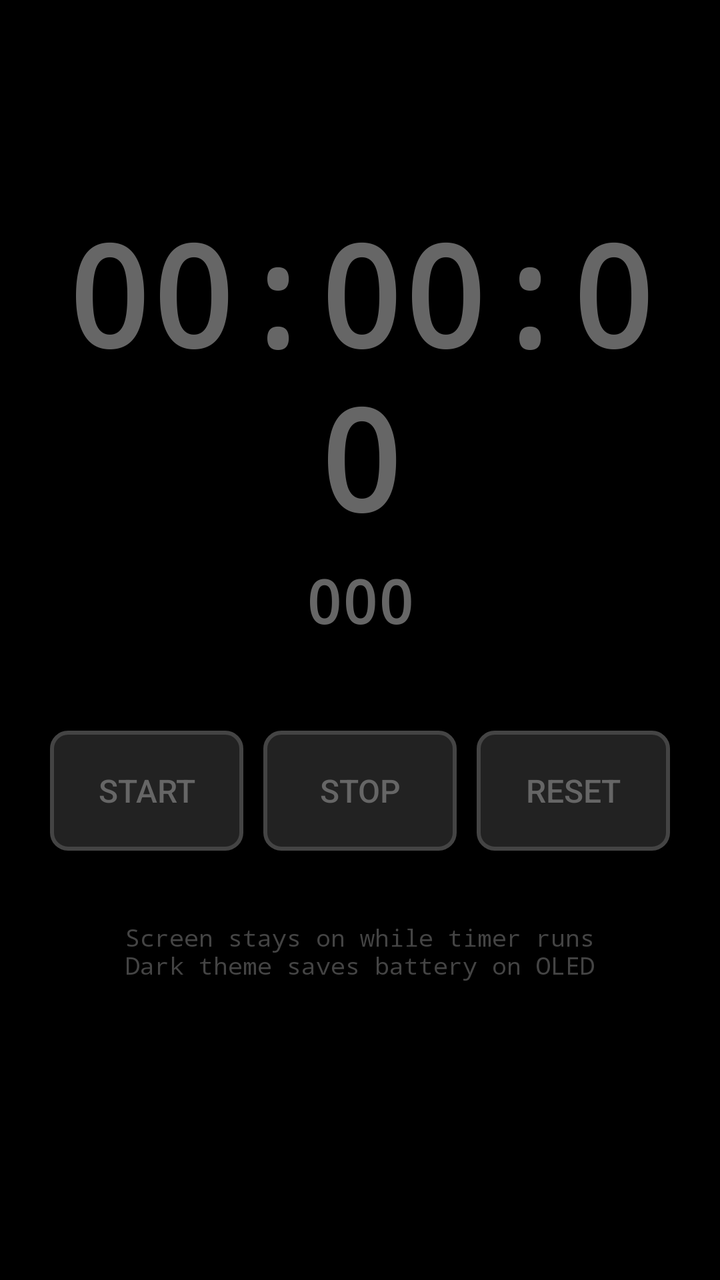
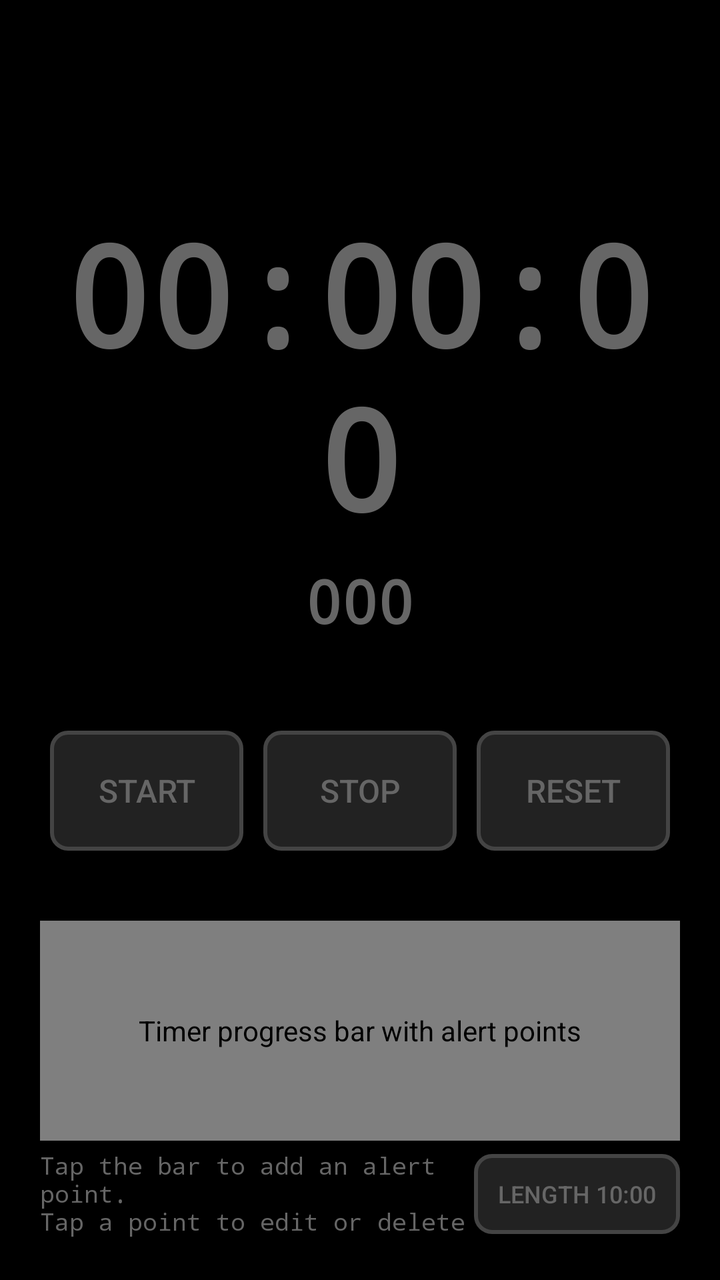

The first picture is an Android layout as it rendered before a commit; the second is the same layout after the commit. The layout source and the unified diff follow.
<!-- AndroidManifest.xml: application theme AppTheme -->
<!-- res/layout/activity_main.xml -->
<?xml version="1.0" encoding="utf-8"?>
<LinearLayout xmlns:android="http://schemas.android.com/apk/res/android"
    xmlns:app="http://schemas.android.com/apk/res-auto"
    android:layout_width="match_parent"
    android:layout_height="match_parent"
    android:orientation="vertical"
    android:background="#000000"
    android:padding="20dp">

    <TextView
        android:id="@+id/timerText"
        android:layout_width="match_parent"
        android:layout_height="wrap_content"
        android:layout_marginTop="80dp"
        android:gravity="center"
        android:text="00:00:00"
        android:textColor="#666666"
        android:textSize="70sp"
        android:fontFamily="monospace"
        android:textStyle="bold" />

    <TextView
        android:id="@+id/milliTimerText"
        android:layout_width="wrap_content"
        android:layout_height="wrap_content"
        android:layout_gravity="center_horizontal"
        android:layout_marginTop="5dp"
        android:text="000"
        android:textColor="#666666"
        android:textSize="30sp"
        android:fontFamily="monospace"
        android:textStyle="bold" />

    <LinearLayout
        android:id="@+id/controlButtons"
        android:layout_width="match_parent"
        android:layout_height="wrap_content"
        android:layout_marginTop="40dp"
        android:orientation="horizontal"
        android:gravity="center">

        <Button
            android:id="@+id/startBtn"
            android:layout_width="0dp"
            android:layout_height="60dp"
            android:layout_weight="1"
            android:text="Start"
            android:textColor="#666666"
            android:background="@drawable/start_button_background"
            android:layout_margin="5dp"
            android:textSize="16sp" />

        <Button
            android:id="@+id/stopBtn"
            android:layout_width="0dp"
            android:layout_height="60dp"
            android:layout_weight="1"
            android:text="Stop"
            android:textColor="#666666"
            android:background="@drawable/button_background"
            android:layout_margin="5dp"
            android:textSize="16sp" />

        <Button
            android:id="@+id/resetBtn"
            android:layout_width="0dp"
            android:layout_height="60dp"
            android:layout_weight="1"
            android:text="Reset"
            android:textColor="#666666"
            android:background="@drawable/button_background"
            android:layout_margin="5dp"
            android:textSize="16sp" />

    </LinearLayout>

    <TextView
        android:id="@+id/infoText"
        android:layout_width="wrap_content"
        android:layout_height="wrap_content"
        android:layout_gravity="center_horizontal"
        android:layout_marginTop="30dp"
        android:text="Screen stays on while timer runs\nDark theme saves battery on OLED"
        android:textColor="#444444"
        android:textSize="12sp"
        android:gravity="center"
        android:fontFamily="monospace" />

</LinearLayout>
<!-- resources referenced by this layout -->
<resources>
  <!-- drawable button_background (drawable) -->
  <?xml version="1.0" encoding="utf-8"?>
  <shape xmlns:android="http://schemas.android.com/apk/res/android"
      android:shape="rectangle">
      <solid android:color="#222222" />
      <stroke
          android:width="2dp"
          android:color="#444444" />
      <corners android:radius="8dp" />
  </shape>
  <!-- drawable start_button_background (drawable) -->
  <?xml version="1.0" encoding="utf-8"?>
  <selector xmlns:android="http://schemas.android.com/apk/res/android">
      <item android:state_activated="true">
          <shape android:shape="rectangle">
              <solid android:color="@color/button_active" />
              <stroke android:width="2dp" android:color="#444444" />
              <corners android:radius="8dp" />
          </shape>
      </item>
      <item>
          <shape android:shape="rectangle">
              <solid android:color="@color/button_normal" />
              <stroke android:width="2dp" android:color="#444444" />
              <corners android:radius="8dp" />
          </shape>
      </item>
  </selector>
  <style name="AppTheme" parent="Theme.AppCompat.Light.DarkActionBar">
          <item name="colorPrimary">@color/black</item>
          <item name="colorPrimaryDark">@color/black</item>
          <item name="colorAccent">@color/gray</item>
          <item name="android:windowBackground">@color/black</item>
          <item name="android:statusBarColor">@color/black</item>
          <item name="android:navigationBarColor">@color/black</item>
      </style>
  <color name="button_active">#1a4d1a</color>
  <color name="button_normal">#222222</color>
  <color name="black">#000000</color>
  <color name="gray">#666666</color>
</resources>

<!-- the commit's change to res/layout/activity_main.xml (unified diff, before → after) -->
@@ -74,12 +74,72 @@
 
     </LinearLayout>
 
+    <com.example.timerdnd.MarkerProgressBar
+        android:id="@+id/markerBar"
+        android:layout_width="match_parent"
+        android:layout_height="110dp"
+        android:layout_marginTop="30dp"
+        android:contentDescription="Timer progress bar with alert points" />
+
+    <LinearLayout
+        android:layout_width="match_parent"
+        android:layout_height="wrap_content"
+        android:layout_marginTop="4dp"
+        android:gravity="center_vertical"
+        android:orientation="horizontal">
+
+        <TextView
+            android:layout_width="0dp"
+            android:layout_height="wrap_content"
+            android:layout_weight="1"
+            android:fontFamily="monospace"
+            android:text="Tap the bar to add an alert point.\nTap a point to edit or delete it."
+            android:textColor="#666666"
+            android:textSize="12sp" />
+
+        <Button
+            android:id="@+id/lengthBtn"
+            android:layout_width="wrap_content"
+            android:layout_height="40dp"
+            android:background="@drawable/button_background"
+            android:paddingLeft="12dp"
+            android:paddingRight="12dp"
+            android:text="Length 10:00"
+            android:textColor="#666666"
+            android:textSize="12sp" />
+    </LinearLayout>
+
+    <LinearLayout
+        android:layout_width="match_parent"
+        android:layout_height="wrap_content"
+        android:layout_marginTop="8dp"
+        android:gravity="center"
+        android:orientation="horizontal">
+
+        <TextView
+            android:layout_width="wrap_content"
+            android:layout_height="wrap_content"
+            android:layout_marginRight="24dp"
+            android:fontFamily="monospace"
+            android:text="● Vibrate"
+            android:textColor="#FFB300"
+            android:textSize="12sp" />
+
+        <TextView
+            android:layout_width="wrap_content"
+            android:layout_height="wrap_content"
+            android:fontFamily="monospace"
+            android:text="● Beep"
+            android:textColor="#26C6DA"
+            android:textSize="12sp" />
+    </LinearLayout>
+
     <TextView
         android:id="@+id/infoText"
         android:layout_width="wrap_content"
         android:layout_height="wrap_content"
         android:layout_gravity="center_horizontal"
-        android:layout_marginTop="30dp"
+        android:layout_marginTop="24dp"
         android:text="Screen stays on while timer runs\nDark theme saves battery on OLED"
         android:textColor="#444444"
         android:textSize="12sp"
